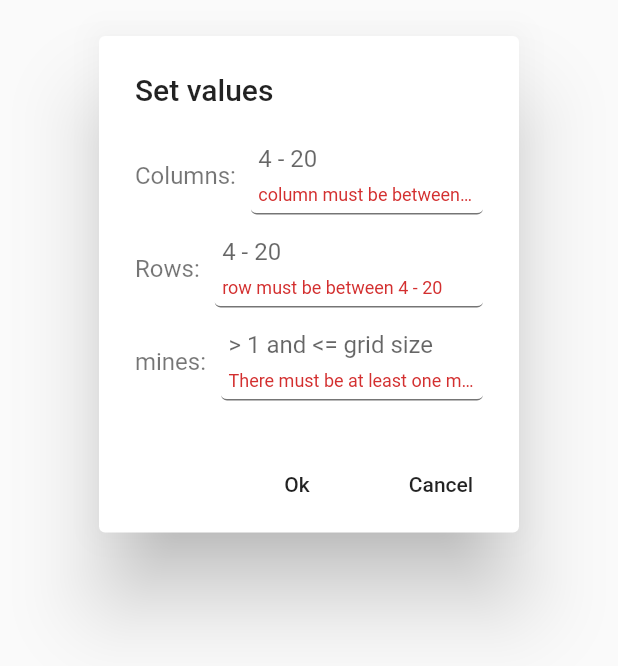
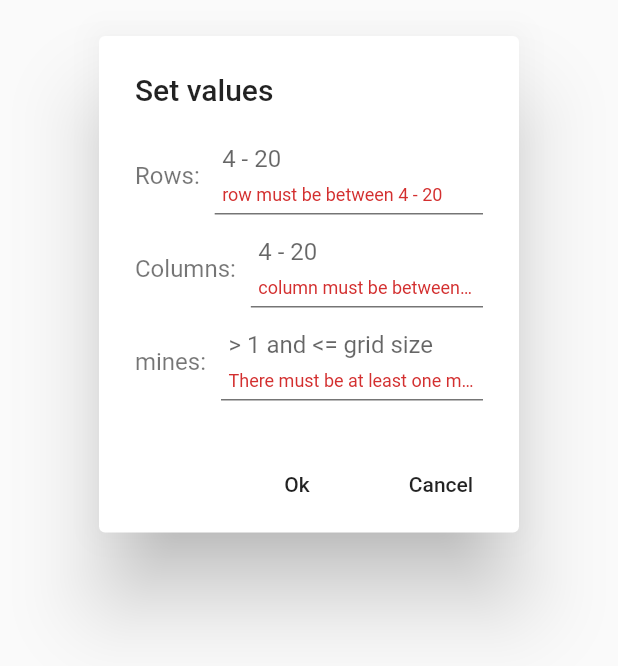
Before and after one commit to ECFK75C8/minesweeper, a Flutter app: the AddDialog widget shown alone on an empty page, opened directly, after a tap on "Ok", on a phone screen of 412 x 824 dp. Shown: the top 666 px of the screen. Run offline on Flutter 3.47's test engine with Material 2 defaults, Android fonts, the phone set to English and light mode, and no system bars; our stand-ins replace rflutter_alert.

Commit message:
added new icon and improve add dialog ui

```diff
--- a/lib/models/cell.dart
+++ b/lib/models/cell.dart
@@ -1,4 +1,3 @@
-import 'package:flutter/material.dart';
 // import 'dart:convert';
 
 class Cell {
@@ -6,8 +5,8 @@ class Cell {
   bool flag = false;
   bool revealed = false;
   int neighborsCount = 0;
-  Color iconColor = Colors.black;
-  IconData flagIcon = Icons.flag;
+  String bombName = 'bomb';
+  String flagName= 'flag';
 
   // Cell();
   // Cell.init({
--- a/lib/widgets/add_dialog_row_item.dart
+++ b/lib/widgets/add_dialog_row_item.dart
@@ -35,7 +35,6 @@ class DialogRowItem extends StatelessWidget {
             padding: const EdgeInsets.all(5),
             margin: const EdgeInsets.only(left: 10),
             decoration: BoxDecoration(
-                borderRadius: BorderRadius.circular(4),
                 border: Border(
                     bottom: BorderSide(
                         color: (focusNode.hasFocus)
--- a/lib/widgets/my_alert_dialog.dart
+++ b/lib/widgets/my_alert_dialog.dart
@@ -55,35 +55,39 @@ class _AddDialogState extends State<AddDialog> {
             mainAxisSize: MainAxisSize.min,
             children: [
               DialogRowItem(
+                label: 'Rows',
+                hintText: '4 - 20',
+                focusNode: _rowFocusNode,
+                controller: _rowController,
+                inputAction: TextInputAction.next,
+                onTap: _onTap,
+                onSubmitted: (_) {
+                  FocusScope.of(context).requestFocus(_columnFocusNode);
+                  setState((){});
+                },
+                validator: (value) {
+                  var result = int.tryParse(value) ?? 0;
+                  if (result < 4 || result > 20)
+                    return 'row must be between 4 - 20';
+                  return null;
+                },
+              ),
+              SizedBox(height: 10),
+              DialogRowItem(
                 label: 'Columns',
                 hintText: '4 - 20',
                 focusNode: _columnFocusNode,
                 controller: _columnController,
                 inputAction: TextInputAction.next,
                 onTap: _onTap,
-                onSubmitted: (_) =>
-                    FocusScope.of(context).requestFocus(_rowFocusNode),
+                onSubmitted: (_) {
+                  FocusScope.of(context).requestFocus(_minesFocusNode);
+                  setState((){});
+                },
                 validator: (value) {
                   var result = int.tryParse(value) ?? 0;
                   if (result < 4 || result > 20)
                     return 'column must be between 4 - 20';
-                  return null;
-                },
-              ),
-              SizedBox(height: 10),
-              DialogRowItem(
-                label: 'Rows',
-                hintText: '4 - 20',
-                focusNode: _rowFocusNode,
-                controller: _rowController,
-                inputAction: TextInputAction.next,
-                onTap: _onTap,
-                onSubmitted: (_) =>
-                    FocusScope.of(context).requestFocus(_minesFocusNode),
-                validator: (value) {
-                  var result = int.tryParse(value) ?? 0;
-                  if (result < 4 || result > 20)
-                    return 'row must be between 4 - 20';
                   return null;
                 },
               ),
```
Also changed, not shown: lib/providers/cell_item.dart (+5 -2 lines), lib/widgets/game_body.dart (+9 -5 lines), lib/widgets/grid_item.dart (+5 -5 lines), pubspec.yaml (+6 -3 lines), assets/bomb.png (added), assets/flag.png (added), assets/noflag.png (added), assets/redbomb.png (added).
